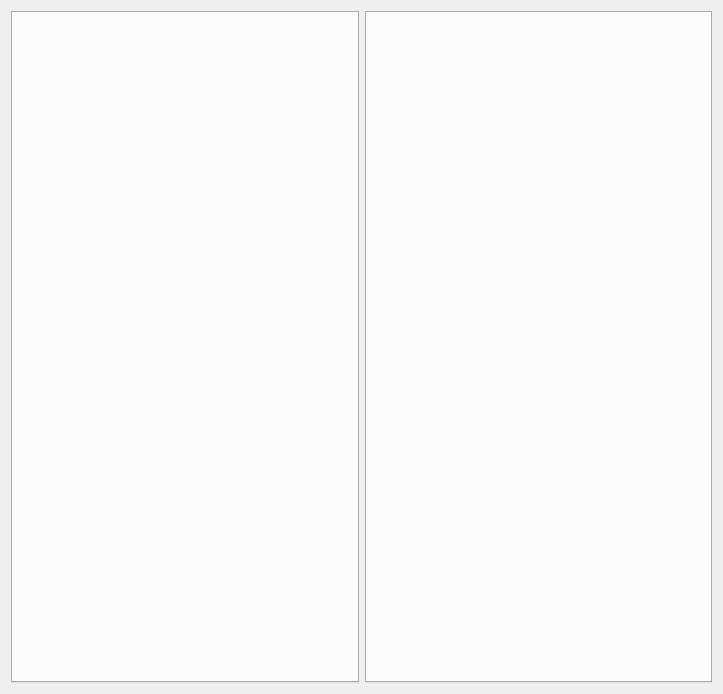
Old version of the form resources/dialog.ui in the repository qpskcn1/tk-desktop-timecard.
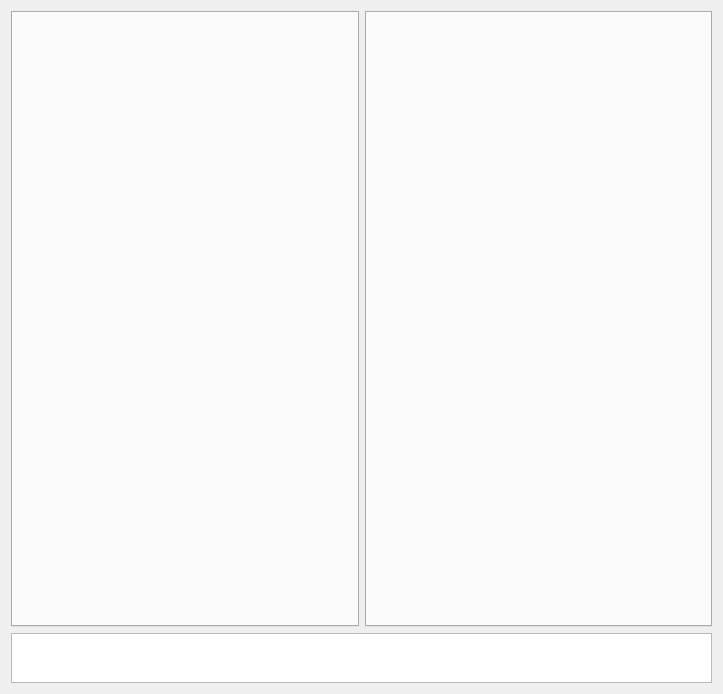
New version of the form.

Diff of the .ui file:
```diff
--- a/resources/dialog.ui
+++ b/resources/dialog.ui
@@ -52,6 +52,22 @@
      </item>
     </layout>
    </item>
+   <item row="1" column="0" colspan="2">
+    <widget class="QTextBrowser" name="textBrowser">
+     <property name="sizePolicy">
+      <sizepolicy hsizetype="Expanding" vsizetype="Fixed">
+       <horstretch>0</horstretch>
+       <verstretch>0</verstretch>
+      </sizepolicy>
+     </property>
+     <property name="maximumSize">
+      <size>
+       <width>16777215</width>
+       <height>50</height>
+      </size>
+     </property>
+    </widget>
+   </item>
   </layout>
  </widget>
  <resources>
```
